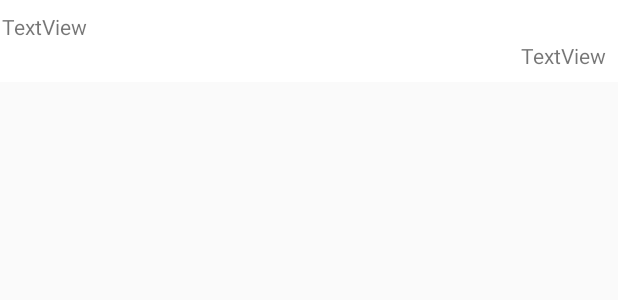
After one commit to markalence/rafiki, an Android app: the layout announcement_item.xml on its own in the app's theme, with its tools: preview values and no code run, on a phone screen of 412 x 824 dp. The commit adds this screen. Shown: the top 300 px of the screen. Run offline under Robolectric (Android 15) with nearby library versions, the phone set to English and light mode, and no system bars.

Commit message:
student announcement functionality added

```diff
--- a/app/src/main/AndroidManifest.xml
+++ b/app/src/main/AndroidManifest.xml
@@ -13,6 +13,7 @@
         tools:ignore="GoogleAppIndexingWarning"
         tools:replace="android:appComponentFactory">
         <activity android:name=".TutorScheduleActivity"></activity>
+        <activity android:name=".AnnouncementActivity"></activity>
         <activity
             android:name=".QRActivity"
             android:label="QRActivity" />
--- a/app/src/main/java/com/rafiki/wits/sdp/MainActivity.java
+++ b/app/src/main/java/com/rafiki/wits/sdp/MainActivity.java
@@ -136,6 +136,10 @@ public class MainActivity extends AppCompatActivity
             Intent intent = new Intent(MainActivity.this,LoginActivity.class);
             startActivity(intent);
         }
+        else if(id == R.id.announcement){
+            Intent intent = new Intent(MainActivity.this,AnnouncementActivity.class);
+            startActivity(intent);
+        }
 
         DrawerLayout drawer = findViewById(R.id.drawer_layout);
         drawer.closeDrawer(GravityCompat.START);
--- a/app/src/main/java/com/rafiki/wits/sdp/StudentScheduleActivity.java
+++ b/app/src/main/java/com/rafiki/wits/sdp/StudentScheduleActivity.java
@@ -34,7 +34,6 @@ public class StudentScheduleActivity extends AppCompatActivity {
         if(LoginActivity.upcomingTuts != null){
             upcomingTuts = LoginActivity.upcomingTuts;
         }
-        deleteButton = findViewById(R.id.deleteButton);
         deleteButton = findViewById(R.id.deleteButton);
         deleteButton.setVisibility(View.INVISIBLE);
         sessionItems.clear();
--- /dev/null
+++ b/app/src/main/res/layout/announcement_item.xml
@@ -0,0 +1,32 @@
+<?xml version="1.0" encoding="utf-8"?>
+<androidx.constraintlayout.widget.ConstraintLayout xmlns:android="http://schemas.android.com/apk/res/android"
+    xmlns:app="http://schemas.android.com/apk/res-auto"
+    xmlns:tools="http://schemas.android.com/tools"
+    android:id="@+id/linearLayout2"
+    android:layout_width="match_parent"
+    android:background="@drawable/bottomline"
+    android:layout_height="wrap_content">
+
+    <TextView
+        android:id="@+id/announceText"
+        android:layout_width="0dp"
+        android:layout_height="wrap_content"
+        android:layout_marginStart="1dp"
+        android:layout_marginTop="8dp"
+        android:text="TextView"
+        app:layout_constraintEnd_toEndOf="parent"
+        app:layout_constraintHorizontal_bias="1.0"
+        app:layout_constraintStart_toStartOf="parent"
+        app:layout_constraintTop_toTopOf="parent" />
+
+    <TextView
+        android:id="@+id/announcementDetails"
+        android:layout_width="wrap_content"
+        android:layout_height="wrap_content"
+        android:layout_marginEnd="8dp"
+        android:layout_marginBottom="8dp"
+        android:text="TextView"
+        app:layout_constraintBottom_toBottomOf="parent"
+        app:layout_constraintEnd_toEndOf="parent"
+        app:layout_constraintTop_toBottomOf="@+id/announceText" />
+</androidx.constraintlayout.widget.ConstraintLayout>
--- a/app/src/main/res/menu/activity_main_drawer.xml
+++ b/app/src/main/res/menu/activity_main_drawer.xml
@@ -25,11 +25,16 @@
                 android:title="Subscribe to a course"
                 />
             <item
+                android:id="@+id/announcement"
+                android:icon="@drawable/ic_chat_black_24dp"
+                android:title="Announcements" />
+            <item
                 android:id="@+id/logout"
                 android:icon="@drawable/ic_arrow_back_black_24dp"
                 android:title="Log out"
                 />
 
+
         </menu>
     </item>
 
```
Also changed, not shown: app/src/main/java/com/rafiki/wits/sdp/AnnouncementActivity.java (added, +41 -0 lines), app/src/main/java/com/rafiki/wits/sdp/LoginActivity.java (+26 -11 lines), 1 other file.
